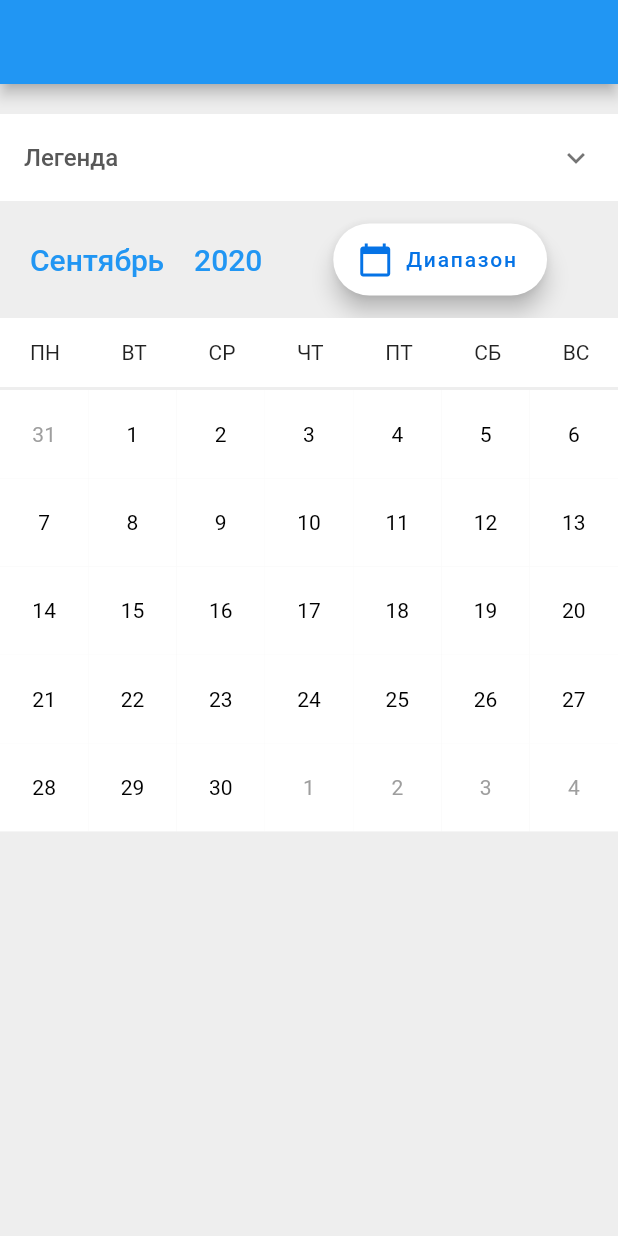
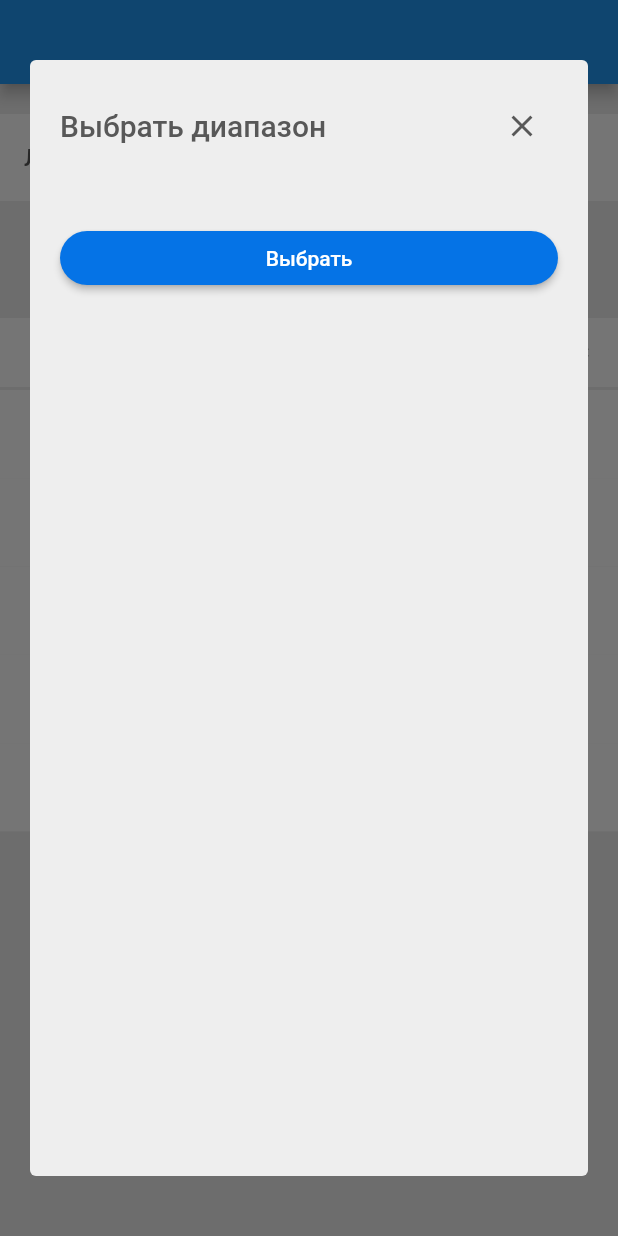
Before and after one commit to grafovdenis/pretty_calendar, a Flutter app: the screen it shows after launch, after a tap on "Диапазон", on a phone screen of 412 x 824 dp. Run offline on Flutter 3.47's test engine with Material 2 defaults, Android fonts, the light colour scheme and no system bars; our stand-ins replace month_picker_dialog.

Commit message:
update widgets structure and add range dialog widget

```diff
--- a/lib/pages/home_page.dart
+++ b/lib/pages/home_page.dart
@@ -1,6 +1,6 @@
 import 'package:flutter/material.dart';
-import 'package:pretty_calendar/widgets/calendar_widget.dart';
-import 'package:pretty_calendar/widgets/legend_widget.dart';
+import 'package:pretty_calendar/widgets/calendar/calendar_widget.dart';
+import 'package:pretty_calendar/widgets/legend/legend_widget.dart';
 
 class HomePage extends StatelessWidget {
   const HomePage({Key key}) : super(key: key);
--- a/lib/widgets/calendar_widget.dart
+++ b/lib/widgets/calendar/calendar_widget.dart
@@ -1,8 +1,9 @@
 import 'package:flutter/material.dart';
 import 'package:month_picker_dialog/month_picker_dialog.dart';
 import 'package:pretty_calendar/models/day_model.dart';
-import 'package:pretty_calendar/widgets/day_widget.dart';
+import 'package:pretty_calendar/widgets/calendar/day_widget.dart';
 import 'package:pretty_calendar/utils/date_utils.dart';
+import 'package:pretty_calendar/widgets/range/range_dialog.dart';
 
 const MONTHS = {
   1: "Январь",
@@ -92,7 +93,12 @@ class _CalendarWidgetState extends State<CalendarWidget> {
                 Icons.calendar_today,
                 color: blueColor,
               ),
-              onPressed: () {},
+              onPressed: () {
+                showDialog(
+                  context: context,
+                  builder: (context) => RangeDialog(),
+                );
+              },
             ),
             SizedBox(height: 20),
           ],
--- a/lib/widgets/legend_widget.dart
+++ b/lib/widgets/legend/legend_widget.dart
@@ -1,6 +1,6 @@
 import 'package:flutter/material.dart';
 import 'package:pretty_calendar/calendar_colors.dart';
-import 'package:pretty_calendar/widgets/group_widget.dart';
+import 'package:pretty_calendar/widgets/legend/group_widget.dart';
 
 import 'legend_item_widget.dart';
 
--- /dev/null
+++ b/lib/widgets/range/range_dialog.dart
@@ -0,0 +1,66 @@
+import 'package:flutter/material.dart';
+
+class RangeDialog extends StatelessWidget {
+  const RangeDialog({Key key}) : super(key: key);
+
+  @override
+  Widget build(BuildContext context) {
+    final Widget header = Row(
+      mainAxisAlignment: MainAxisAlignment.spaceBetween,
+      children: [
+        Text(
+          "Выбрать диапазон",
+          style: TextStyle(
+              fontSize: 20,
+              color: Color.fromRGBO(88, 88, 88, 1),
+              fontWeight: FontWeight.w500),
+        ),
+        IconButton(
+          icon: Icon(
+            Icons.close,
+            color: Color.fromRGBO(88, 88, 88, 1),
+          ),
+          onPressed: () {
+            Navigator.of(context).pop();
+          },
+        ),
+      ],
+    );
+
+    final Widget bottomButton = SizedBox(
+      width: double.infinity,
+      child: RaisedButton(
+        onPressed: () {},
+        child: Text(
+          "Выбрать",
+          style: TextStyle(
+            color: Colors.white,
+          ),
+        ),
+        color: Color.fromRGBO(5, 115, 230, 1),
+        shape: RoundedRectangleBorder(
+          borderRadius: BorderRadius.circular(18.0),
+        ),
+      ),
+    );
+
+    return Material(
+      type: MaterialType.transparency,
+      child: Container(
+        margin: const EdgeInsets.all(20) + const EdgeInsets.symmetric(vertical: 20),
+        padding: const EdgeInsets.all(20),
+        decoration: BoxDecoration(
+          color: Color.fromRGBO(238, 238, 238, 1),
+          borderRadius: BorderRadius.circular(4),
+        ),
+        child: Column(
+          children: [
+            header,
+            SizedBox(height: 40),
+            bottomButton,
+          ],
+        ),
+      ),
+    );
+  }
+}
```
Also changed, not shown: lib/widgets/calendar/day_widget.dart (renamed from lib/widgets/day_widget.dart), lib/widgets/legend/group_widget.dart (renamed from lib/widgets/group_widget.dart), lib/widgets/legend/legend_item_widget.dart (renamed from lib/widgets/legend_item_widget.dart).
